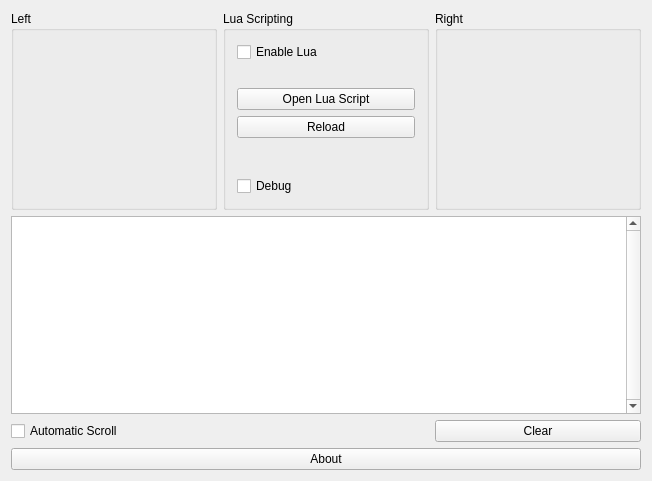
Above: src/ui/mainwindow.ui from eringerli/hairless-midiserial before the change. Below: the same form after it.
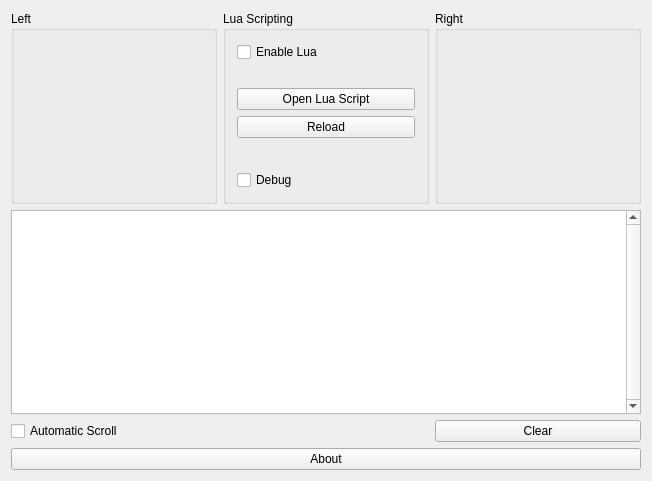
That is the form after the change.

```diff
--- a/src/ui/mainwindow.ui
+++ b/src/ui/mainwindow.ui
@@ -23,6 +23,12 @@
    <layout class="QGridLayout" name="gridLayout">
     <item row="0" column="2">
      <widget class="QGroupBox" name="bridgeHeadRight">
+      <property name="sizePolicy">
+       <sizepolicy hsizetype="Preferred" vsizetype="Minimum">
+        <horstretch>0</horstretch>
+        <verstretch>0</verstretch>
+       </sizepolicy>
+      </property>
       <property name="title">
        <string>Right</string>
       </property>
@@ -30,6 +36,12 @@
     </item>
     <item row="0" column="1">
      <widget class="QGroupBox" name="groupBox">
+      <property name="sizePolicy">
+       <sizepolicy hsizetype="Preferred" vsizetype="Minimum">
+        <horstretch>0</horstretch>
+        <verstretch>0</verstretch>
+       </sizepolicy>
+      </property>
       <property name="title">
        <string>Lua Scripting</string>
       </property>
@@ -87,6 +99,12 @@
     </item>
     <item row="0" column="0">
      <widget class="QGroupBox" name="bridgeHeadLeft">
+      <property name="sizePolicy">
+       <sizepolicy hsizetype="Preferred" vsizetype="Minimum">
+        <horstretch>0</horstretch>
+        <verstretch>0</verstretch>
+       </sizepolicy>
+      </property>
       <property name="title">
        <string>Left</string>
       </property>
@@ -108,6 +126,12 @@
     </item>
     <item row="2" column="0" colspan="3">
      <widget class="QTextEdit" name="teDisplay">
+      <property name="sizePolicy">
+       <sizepolicy hsizetype="Expanding" vsizetype="Expanding">
+        <horstretch>0</horstretch>
+        <verstretch>1</verstretch>
+       </sizepolicy>
+      </property>
       <property name="font">
        <font>
         <family>Monospace</family>
```
Left out of the diff: 2 changed lines with no effect on the pictures.
